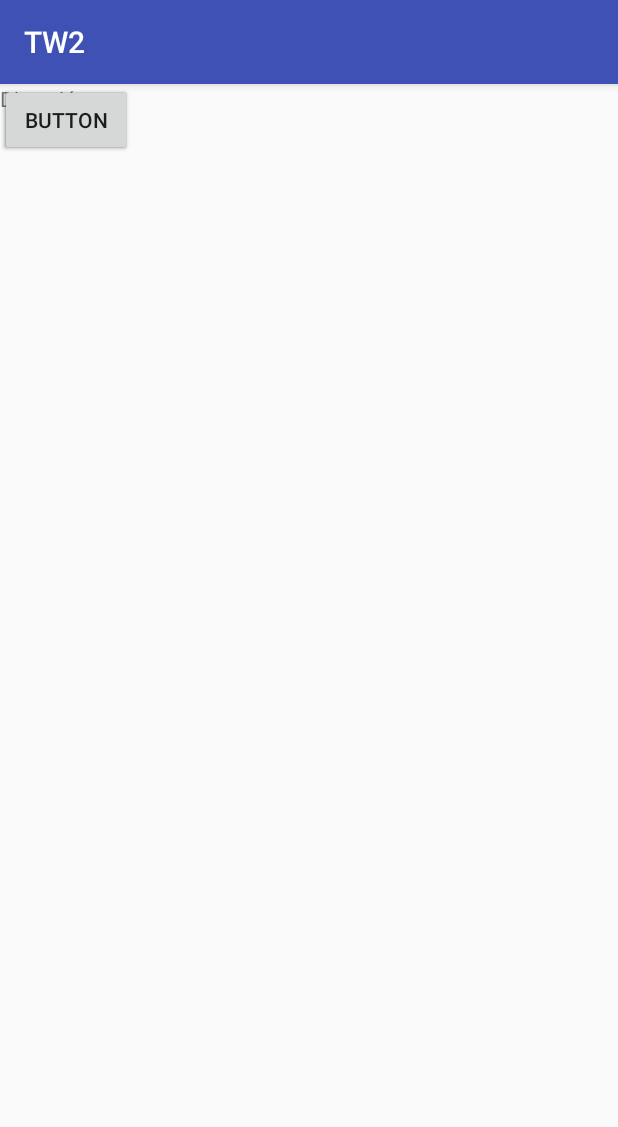
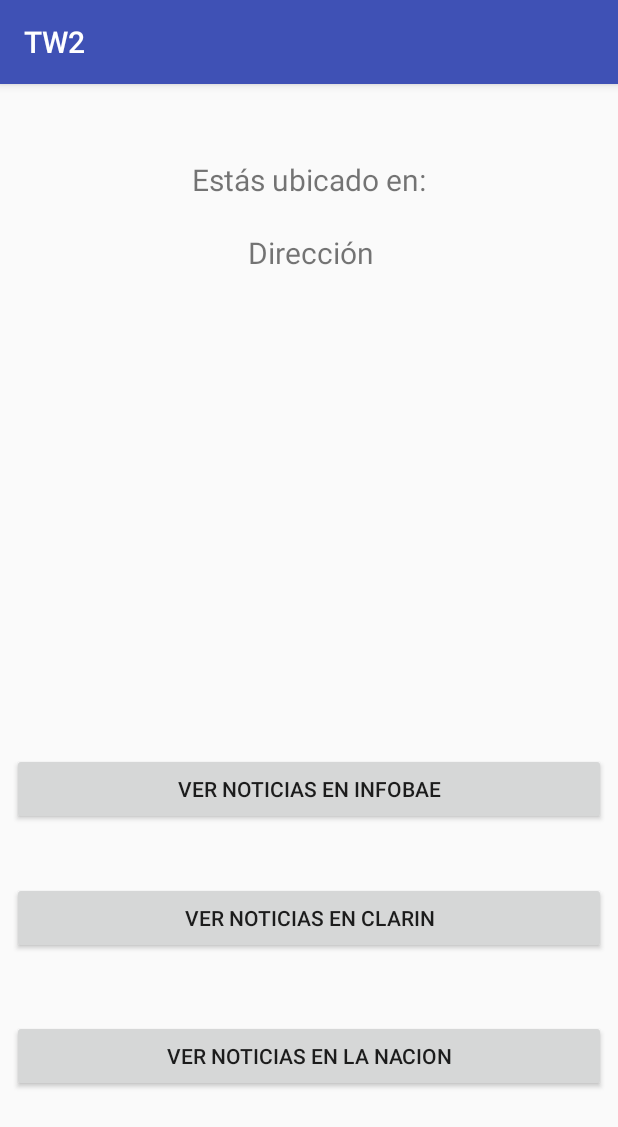
Before and after one commit to tinchocicirello/GPS-Android-tw2, an Android app: the screen it shows after launch (MainActivity), on a phone screen of 412 x 824 dp. Shown: the top 1127 px of the screen. Run offline under Robolectric (Android 15) with nearby library versions, the phone set to English and light mode, and no system bars.

Commit message:
fixes generales y views

```diff
--- a/app/src/main/java/com/tallerweb2/android/GPS/MainActivity.java
+++ b/app/src/main/java/com/tallerweb2/android/GPS/MainActivity.java
@@ -190,8 +190,9 @@ public class MainActivity extends AppCompatActivity
                 List<Address> list = geocoder.getFromLocation(loc.getLatitude(), loc.getLongitude(), 1);
                 if (!list.isEmpty()) {
                     Address address = list.get(0);
-                    mTvDireccion.setText("Mi direccion es: \n" + address.getAddressLine(0));
                     localidad = address.getLocality();
+                    mTvDireccion.setText(localidad);
+
                 }
             } catch (IOException e) {
                 e.printStackTrace();
--- a/app/src/main/res/layout/activity_main.xml
+++ b/app/src/main/res/layout/activity_main.xml
@@ -8,39 +8,77 @@
     tools:layout_editor_absoluteY="81dp"
     tools:layout_editor_absoluteX="0dp">
 
+
+    <TextView
+        android:id="@+id/textView"
+        android:layout_width="wrap_content"
+        android:layout_height="wrap_content"
+        android:text="Estás ubicado en:"
+        android:textSize="20dp"
+        tools:layout_constraintTop_creator="1"
+        tools:layout_constraintRight_creator="1"
+        app:layout_constraintRight_toRightOf="parent"
+        android:layout_marginTop="50dp"
+        tools:layout_constraintLeft_creator="1"
+        app:layout_constraintLeft_toLeftOf="parent"
+        app:layout_constraintTop_toTopOf="parent" />
+
     <TextView
         android:id="@+id/direccion"
         android:layout_width="wrap_content"
         android:layout_height="wrap_content"
         android:text="Dirección"
-        tools:layout_editor_absoluteY="95dp"
-        tools:layout_editor_absoluteX="163dp" />
+        android:textSize="20dp"
+        tools:layout_constraintTop_creator="1"
+        android:layout_marginStart="37dp"
+        android:layout_marginTop="21dp"
+        app:layout_constraintTop_toBottomOf="@+id/textView"
+        tools:layout_constraintLeft_creator="1"
+        app:layout_constraintLeft_toLeftOf="@+id/textView" />
 
     <Button
         android:id="@+id/button1"
-        android:layout_width="wrap_content"
+        android:layout_width="0dp"
         android:layout_height="wrap_content"
-        android:text="Button"
-        android:layout_marginStart="28dp"
-        tools:layout_editor_absoluteY="269dp"
-        tools:layout_editor_absoluteX="148dp" />
+        android:text="Ver noticias en Clarin"
+        tools:layout_constraintRight_creator="1"
+        tools:layout_constraintBottom_creator="1"
+        app:layout_constraintBottom_toTopOf="@+id/button2"
+        android:layout_marginStart="8dp"
+        android:layout_marginEnd="8dp"
+        app:layout_constraintRight_toRightOf="parent"
+        tools:layout_constraintLeft_creator="1"
+        android:layout_marginBottom="44dp"
+        app:layout_constraintLeft_toLeftOf="parent" />
 
     <Button
         android:id="@+id/button2"
-        android:layout_width="wrap_content"
+        android:layout_width="0dp"
         android:layout_height="wrap_content"
-        android:text="Button"
-        android:layout_marginEnd="30dp"
-        tools:layout_editor_absoluteY="361dp"
-        tools:layout_editor_absoluteX="148dp" />
+        android:text="Ver noticias en la nacion"
+        tools:layout_constraintRight_creator="1"
+        tools:layout_constraintBottom_creator="1"
+        app:layout_constraintBottom_toBottomOf="parent"
+        app:layout_constraintRight_toRightOf="@+id/button1"
+        tools:layout_constraintLeft_creator="1"
+        android:layout_marginBottom="96dp"
+        app:layout_constraintLeft_toLeftOf="@+id/button1" />
 
     <Button
         android:id="@+id/button3"
-        android:layout_width="wrap_content"
+        android:layout_width="0dp"
         android:layout_height="wrap_content"
-        android:text="Button"
-        android:layout_marginStart="32dp"
-        tools:layout_editor_absoluteY="183dp"
-        tools:layout_editor_absoluteX="148dp" />
+        android:text="ver noticias en infobae"
+        tools:layout_constraintRight_creator="1"
+        tools:layout_constraintBottom_creator="1"
+        app:layout_constraintBottom_toTopOf="@+id/button1"
+        android:layout_marginStart="8dp"
+        android:layout_marginEnd="8dp"
+        app:layout_constraintRight_toRightOf="parent"
+        tools:layout_constraintLeft_creator="1"
+        android:layout_marginBottom="38dp"
+        app:layout_constraintLeft_toLeftOf="parent" />
+
+
 
 </android.support.constraint.ConstraintLayout>
```
